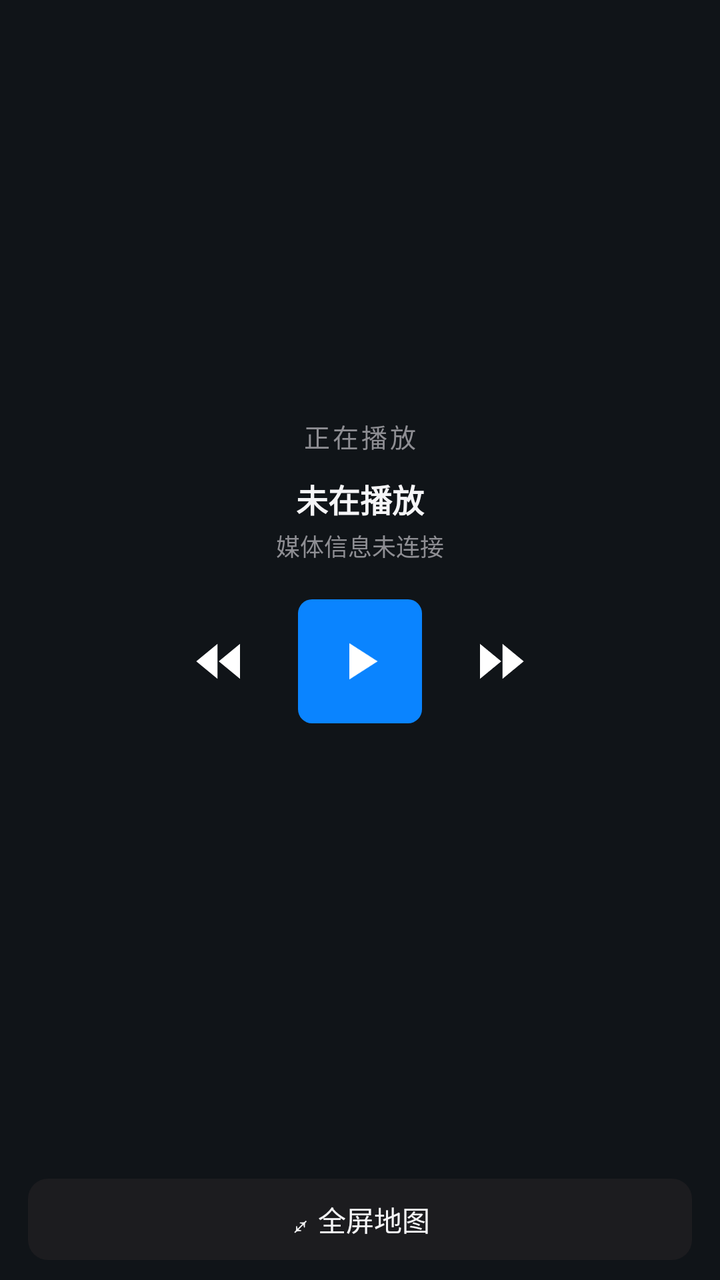
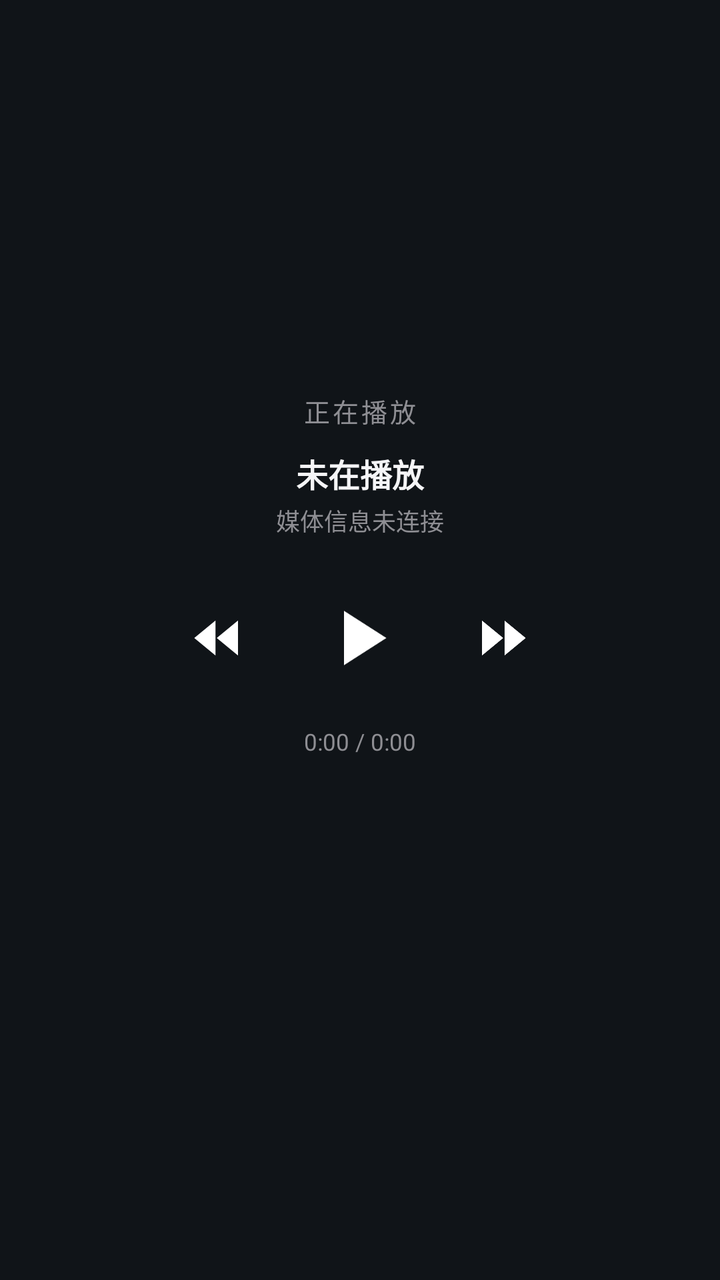

Screens rendered from an Android XML layout before and after an edit, with the pre-edit source and the edit as a unified diff.
<!-- AndroidManifest.xml: application theme Theme.CarPlaySender -->
<!-- res/layout/view_dashboard.xml -->
<?xml version="1.0" encoding="utf-8"?>
<FrameLayout xmlns:android="http://schemas.android.com/apk/res/android"
    android:layout_width="match_parent"
    android:layout_height="match_parent">

    <ImageView
        android:id="@+id/dashWallpaper"
        android:layout_width="match_parent"
        android:layout_height="match_parent"
        android:importantForAccessibility="no"
        android:scaleType="fitXY" />

    <View
        android:id="@+id/dashScrim"
        android:layout_width="match_parent"
        android:layout_height="match_parent" />

    <LinearLayout
        android:layout_width="match_parent"
        android:layout_height="match_parent"
        android:gravity="center_horizontal"
        android:orientation="vertical"
        android:paddingLeft="14dp"
        android:paddingRight="14dp">

        <View
            android:layout_width="0dp"
            android:layout_height="0dp"
            android:layout_weight="0.75" />

        <TextView
            android:layout_width="wrap_content"
            android:layout_height="wrap_content"
            android:letterSpacing="0.1"
            android:text="正在播放"
            android:textColor="#FF8E8E93"
            android:textSize="13sp" />

        <TextView
            android:id="@+id/dashMediaTitle"
            android:layout_width="match_parent"
            android:layout_height="wrap_content"
            android:layout_marginTop="10dp"
            android:ellipsize="end"
            android:gravity="center"
            android:maxLines="1"
            android:text="未在播放"
            android:textColor="#FFF5F5F7"
            android:textSize="16sp"
            android:textStyle="bold" />

        <TextView
            android:id="@+id/dashMediaArtist"
            android:layout_width="match_parent"
            android:layout_height="wrap_content"
            android:layout_marginTop="3dp"
            android:ellipsize="end"
            android:gravity="center"
            android:maxLines="1"
            android:text="媒体信息未连接"
            android:textColor="#FF8E8E93"
            android:textSize="12sp" />

        <LinearLayout
            android:layout_width="wrap_content"
            android:layout_height="wrap_content"
            android:layout_marginTop="18dp"
            android:gravity="center_vertical"
            android:orientation="horizontal">

            <ImageView
                android:id="@+id/dashPrev"
                android:layout_width="46dp"
                android:layout_height="46dp"
                android:background="?android:attr/selectableItemBackgroundBorderless"
                android:importantForAccessibility="no"
                android:padding="8dp"
                android:src="@drawable/ic_media_prev" />

            <ImageView
                android:id="@+id/dashPlayPause"
                android:layout_width="62dp"
                android:layout_height="62dp"
                android:layout_marginLeft="16dp"
                android:layout_marginRight="16dp"
                android:background="@drawable/bg_menu_chip"
                android:importantForAccessibility="no"
                android:padding="15dp"
                android:src="@drawable/ic_media_play" />

            <ImageView
                android:id="@+id/dashNext"
                android:layout_width="46dp"
                android:layout_height="46dp"
                android:background="?android:attr/selectableItemBackgroundBorderless"
                android:importantForAccessibility="no"
                android:padding="8dp"
                android:src="@drawable/ic_media_next" />
        </LinearLayout>

        <View
            android:layout_width="0dp"
            android:layout_height="0dp"
            android:layout_weight="1" />
    </LinearLayout>

    <TextView
        android:id="@+id/dashFullscreenMap"
        android:layout_width="match_parent"
        android:layout_height="wrap_content"
        android:layout_gravity="bottom"
        android:layout_marginLeft="14dp"
        android:layout_marginRight="14dp"
        android:layout_marginBottom="10dp"
        android:background="@drawable/bg_menu_item"
        android:gravity="center"
        android:paddingTop="10dp"
        android:paddingBottom="10dp"
        android:text="⤢ 全屏地图"
        android:textColor="#FFF5F5F7"
        android:textSize="14sp" />
</FrameLayout>
<!-- resources referenced by this layout -->
<resources>
  <!-- drawable bg_menu_chip (drawable) -->
  <?xml version="1.0" encoding="utf-8"?>
  <shape xmlns:android="http://schemas.android.com/apk/res/android"
      android:shape="rectangle">
      <solid android:color="#FF0A84FF" />
      <corners android:radius="7dp" />
  </shape>
  <!-- drawable bg_menu_item (drawable) -->
  <?xml version="1.0" encoding="utf-8"?>
  <shape xmlns:android="http://schemas.android.com/apk/res/android"
      android:shape="rectangle">
      <solid android:color="#FF1C1C1F" />
      <corners android:radius="10dp" />
  </shape>
  <!-- drawable ic_media_next (drawable) -->
  <?xml version="1.0" encoding="utf-8"?>
  <vector xmlns:android="http://schemas.android.com/apk/res/android"
      android:width="24dp"
      android:height="24dp"
      android:viewportWidth="24"
      android:viewportHeight="24">
      <path
          android:fillColor="#FFFFFFFF"
          android:pathData="M4,5 L12.5,12 L4,19 Z M13,5 L21.5,12 L13,19 Z" />
  </vector>
  <!-- drawable ic_media_play (drawable) -->
  <?xml version="1.0" encoding="utf-8"?>
  <vector xmlns:android="http://schemas.android.com/apk/res/android"
      android:width="24dp"
      android:height="24dp"
      android:viewportWidth="24"
      android:viewportHeight="24">
      <path
          android:fillColor="#FFFFFFFF"
          android:pathData="M8,5.2 L18.6,12 L8,18.8 Z" />
  </vector>
  <!-- drawable ic_media_prev (drawable) -->
  <?xml version="1.0" encoding="utf-8"?>
  <vector xmlns:android="http://schemas.android.com/apk/res/android"
      android:width="24dp"
      android:height="24dp"
      android:viewportWidth="24"
      android:viewportHeight="24">
      <path
          android:fillColor="#FFFFFFFF"
          android:pathData="M20,5 L11.5,12 L20,19 Z M11,5 L2.5,12 L11,19 Z" />
  </vector>
  <style name="Theme.CarPlaySender" parent="Theme.AppCompat.DayNight.NoActionBar">
          <item name="android:statusBarColor">#101418</item>
          <item name="android:colorBackground">#101418</item>
          <item name="android:windowLightStatusBar">false</item>
      </style>
</resources>

<!-- the commit's change to res/layout/view_dashboard.xml (unified diff, before → after) -->
@@ -27,6 +27,16 @@
             android:layout_width="0dp"
             android:layout_height="0dp"
             android:layout_weight="0.75" />
+
+        
+        <ImageView
+            android:id="@+id/dashCover"
+            android:layout_width="118dp"
+            android:layout_height="118dp"
+            android:layout_marginBottom="14dp"
+            android:importantForAccessibility="no"
+            android:scaleType="centerCrop"
+            android:visibility="gone" />
 
         <TextView
             android:layout_width="wrap_content"
@@ -79,13 +89,12 @@
 
             <ImageView
                 android:id="@+id/dashPlayPause"
-                android:layout_width="62dp"
-                android:layout_height="62dp"
+                android:layout_width="64dp"
+                android:layout_height="64dp"
                 android:layout_marginLeft="16dp"
                 android:layout_marginRight="16dp"
-                android:background="@drawable/bg_menu_chip"
                 android:importantForAccessibility="no"
-                android:padding="15dp"
+                android:padding="8dp"
                 android:src="@drawable/ic_media_play" />
 
             <ImageView
@@ -98,25 +107,19 @@
                 android:src="@drawable/ic_media_next" />
         </LinearLayout>
 
+        <TextView
+            android:id="@+id/dashMediaTime"
+            android:layout_width="wrap_content"
+            android:layout_height="wrap_content"
+            android:layout_marginTop="12dp"
+            android:fontFeatureSettings="tnum"
+            android:text="0:00 / 0:00"
+            android:textColor="#FF8E8E93"
+            android:textSize="11.5sp" />
+
         <View
             android:layout_width="0dp"
             android:layout_height="0dp"
             android:layout_weight="1" />
     </LinearLayout>
-
-    <TextView
-        android:id="@+id/dashFullscreenMap"
-        android:layout_width="match_parent"
-        android:layout_height="wrap_content"
-        android:layout_gravity="bottom"
-        android:layout_marginLeft="14dp"
-        android:layout_marginRight="14dp"
-        android:layout_marginBottom="10dp"
-        android:background="@drawable/bg_menu_item"
-        android:gravity="center"
-        android:paddingTop="10dp"
-        android:paddingBottom="10dp"
-        android:text="⤢ 全屏地图"
-        android:textColor="#FFF5F5F7"
-        android:textSize="14sp" />
 </FrameLayout>
<!-- resource entries referenced after the edit -->
@@ -1,19 +1,5 @@
 <!-- resources referenced by this layout -->
 <resources>
-  <!-- drawable bg_menu_chip (drawable) -->
-  <?xml version="1.0" encoding="utf-8"?>
-  <shape xmlns:android="http://schemas.android.com/apk/res/android"
-      android:shape="rectangle">
-      <solid android:color="#FF0A84FF" />
-      <corners android:radius="7dp" />
-  </shape>
-  <!-- drawable bg_menu_item (drawable) -->
-  <?xml version="1.0" encoding="utf-8"?>
-  <shape xmlns:android="http://schemas.android.com/apk/res/android"
-      android:shape="rectangle">
-      <solid android:color="#FF1C1C1F" />
-      <corners android:radius="10dp" />
-  </shape>
   <!-- drawable ic_media_next (drawable) -->
   <?xml version="1.0" encoding="utf-8"?>
   <vector xmlns:android="http://schemas.android.com/apk/res/android"
